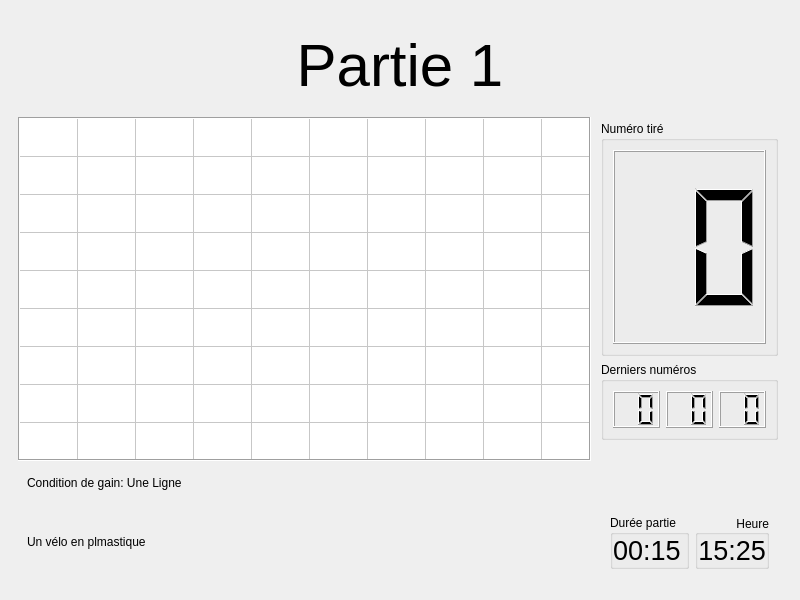
Qt form source/gui/ui/DisplayWindow.ui (Silmaen/EvenementLoto) before a commit.
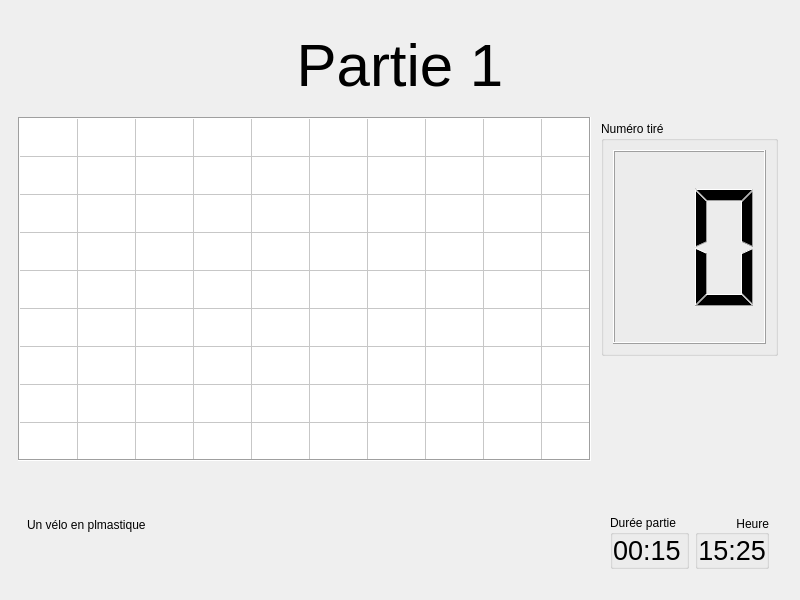
The same form after that commit. The open tabs and pages were chosen to show the change.

```diff
--- a/source/gui/ui/DisplayWindow.ui
+++ b/source/gui/ui/DisplayWindow.ui
@@ -426,6 +426,12 @@
            </property>
            <item>
             <widget class="QFrame" name="frame_7">
+                <property name="sizePolicy">
+                    <sizepolicy hsizetype="Preferred" vsizetype="Preferred">
+                        <horstretch>10</horstretch>
+                        <verstretch>0</verstretch>
+                    </sizepolicy>
+                </property>
              <property name="frameShape">
               <enum>QFrame::NoFrame</enum>
              </property>
@@ -561,7 +567,7 @@
                  <enum>QFrame::Raised</enum>
                 </property>
                 <layout class="QGridLayout" name="gridLayout_4">
-                 <item row="1" column="0">
+                    <item row="0" column="0">
                   <widget class="QLabel" name="RR_SubRoundPrice">
                    <property name="sizePolicy">
                     <sizepolicy hsizetype="Preferred" vsizetype="Preferred">
@@ -577,36 +583,6 @@
                    </property>
                   </widget>
                  </item>
-                 <item row="0" column="0">
-                  <widget class="QLabel" name="RR_SubRoundVictoryCondition">
-                   <property name="sizePolicy">
-                    <sizepolicy hsizetype="Preferred" vsizetype="Preferred">
-                     <horstretch>3</horstretch>
-                     <verstretch>1</verstretch>
-                    </sizepolicy>
-                   </property>
-                   <property name="text">
-                    <string>Condition de gain: Une Ligne
-                                                                                </string>
-                   </property>
-                  </widget>
-                 </item>
-                 <item row="0" column="1" rowspan="2">
-                  <widget class="QLabel" name="RR_Logo">
-                   <property name="sizePolicy">
-                    <sizepolicy hsizetype="Expanding" vsizetype="Expanding">
-                     <horstretch>1</horstretch>
-                     <verstretch>0</verstretch>
-                    </sizepolicy>
-                   </property>
-                   <property name="text">
-                    <string>&lt;logo&gt;</string>
-                   </property>
-                   <property name="alignment">
-                    <set>Qt::AlignCenter</set>
-                   </property>
-                  </widget>
-                 </item>
                 </layout>
                </widget>
               </item>
@@ -615,6 +591,12 @@
            </item>
            <item>
             <widget class="QFrame" name="frame_3">
+                      <property name="sizePolicy">
+                          <sizepolicy hsizetype="Preferred" vsizetype="Preferred">
+                              <horstretch>0</horstretch>
+                              <verstretch>0</verstretch>
+                          </sizepolicy>
+                      </property>
              <property name="frameShape">
               <enum>QFrame::NoFrame</enum>
              </property>
@@ -657,39 +639,19 @@
                </widget>
               </item>
               <item>
-               <widget class="QGroupBox" name="groupBox_12">
+                              <widget class="QLabel" name="RR_Logo">
                 <property name="sizePolicy">
-                 <sizepolicy hsizetype="Preferred" vsizetype="Preferred">
-                  <horstretch>0</horstretch>
+                                      <sizepolicy hsizetype="Minimum" vsizetype="Minimum">
+                                          <horstretch>1</horstretch>
                   <verstretch>1</verstretch>
                  </sizepolicy>
                 </property>
-                <property name="title">
-                 <string>Derniers numéros</string>
-                </property>
-                <layout class="QGridLayout" name="gridLayout_13">
-                 <item row="0" column="0">
-                  <widget class="QLCDNumber" name="RR_LastNumber1">
-                   <property name="digitCount">
-                    <number>2</number>
-                   </property>
-                  </widget>
-                 </item>
-                 <item row="0" column="1">
-                  <widget class="QLCDNumber" name="RR_LastNumber2">
-                   <property name="digitCount">
-                    <number>2</number>
-                   </property>
-                  </widget>
-                 </item>
-                 <item row="0" column="2">
-                  <widget class="QLCDNumber" name="RR_LastNumber3">
-                   <property name="digitCount">
-                    <number>2</number>
-                   </property>
-                  </widget>
-                 </item>
-                </layout>
+                                  <property name="text">
+                                      <string>&lt;logo&gt;</string>
+                                  </property>
+                                  <property name="alignment">
+                                      <set>Qt::AlignCenter</set>
+                                  </property>
                </widget>
               </item>
               <item>
```
Left out of the diff: 8 changed lines with no effect on the pictures. Lines whose indentation alone changed are shown as unchanged.
